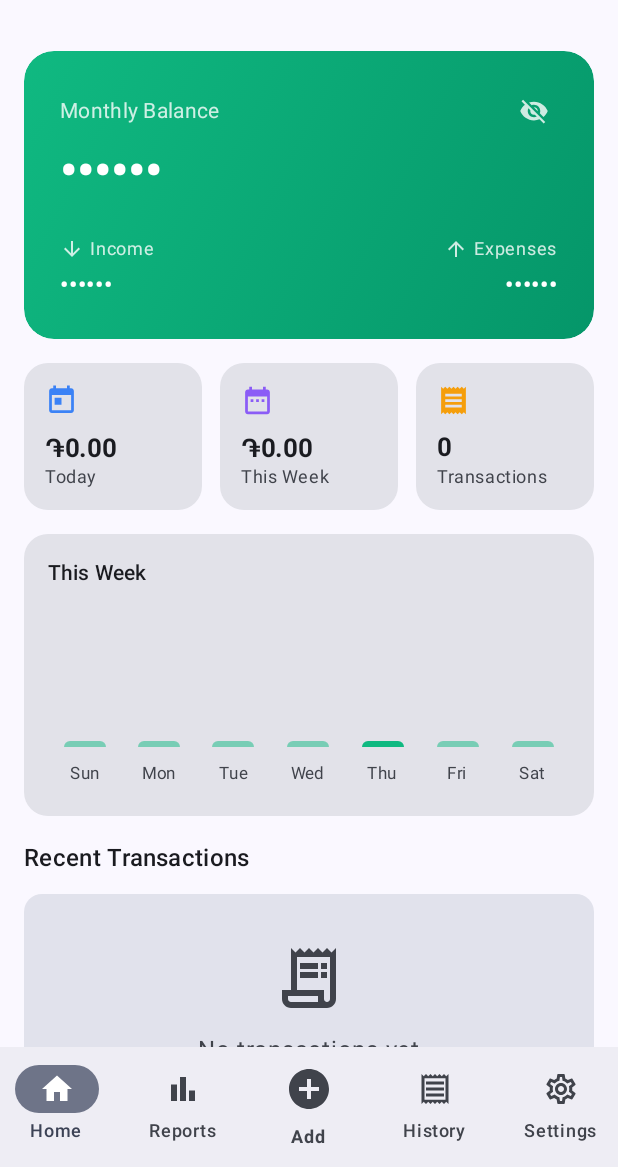
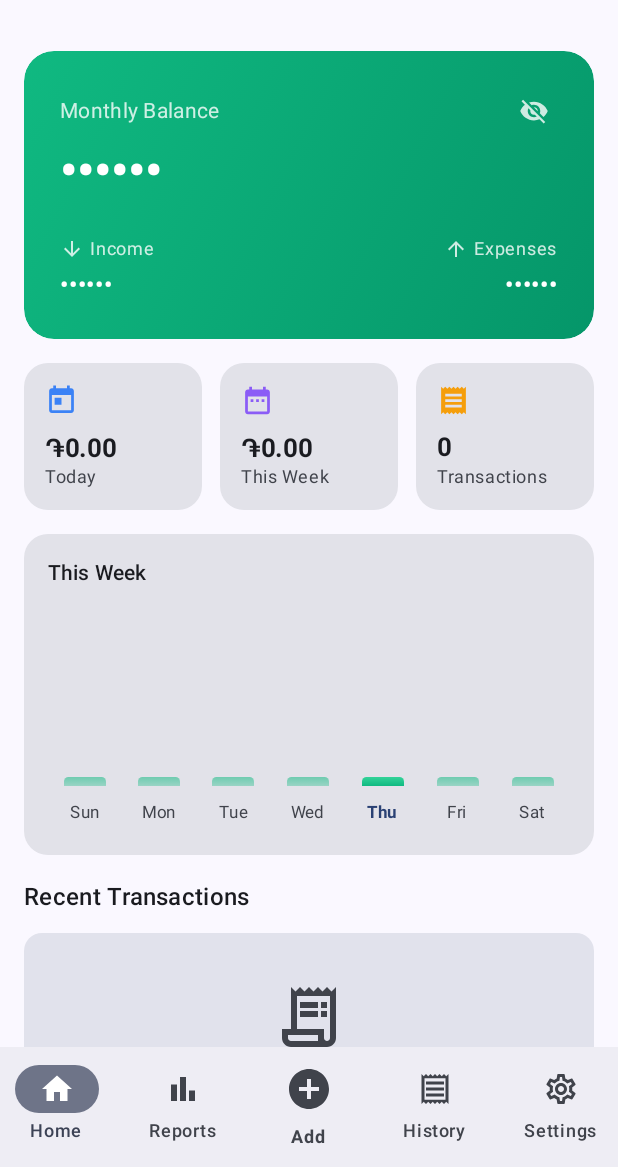
Before and after one commit to hovchik/SmartExpenseTracker, an Android app built with Jetpack Compose: the screen it shows after launch (MainActivity), on a phone screen of 412 x 824 dp, the part 69-1236 px from its top. Run offline under Robolectric (Android 15) with nearby library versions, the phone set to English and light mode, and no system bars.

Commit message:
Fix weekly spending chart bar drawing
- Add fillMaxHeight() to bar columns so they properly fill the
  chart area, allowing bars to grow upward from a shared baseline
- Use weighted Spacer to push bar content to the bottom instead of
  relying on Arrangement.Bottom (which had no effect without
  fillMaxHeight)
- Fix corner radius to never exceed half the bar height, preventing
  misshapen bars for small amounts
- Increase chart height (120dp → 150dp) and max bar height
  (80dp → 100dp) for better visual impact
- Add vertical gradient to bars (green gradient for today, subtle
  fade for other days)
- Highlight today's bar label with bold text and primary color

https://claude.ai/code/session_01KVScXoNYsmmsQxMLk15JwJ

```diff
--- a/app/src/main/java/com/smartexpense/tracker/ui/screens/DashboardScreen.kt
+++ b/app/src/main/java/com/smartexpense/tracker/ui/screens/DashboardScreen.kt
@@ -325,34 +325,49 @@ fun WeeklySpendingChart(data: List<Pair<String, Double>>, currencyCode: String =
     Card(modifier = Modifier.fillMaxWidth(), shape = RoundedCornerShape(16.dp)) {
         Column(modifier = Modifier.padding(16.dp)) {
             Text("This Week", style = MaterialTheme.typography.titleSmall, fontWeight = FontWeight.SemiBold)
-            Spacer(modifier = Modifier.height(16.dp))
+            Spacer(modifier = Modifier.height(12.dp))
             val maxValue = data.maxOfOrNull { it.second } ?: 1.0
             Row(
-                modifier = Modifier.fillMaxWidth().height(120.dp),
-                horizontalArrangement = Arrangement.SpaceEvenly,
-                verticalAlignment = Alignment.Bottom
+                modifier = Modifier.fillMaxWidth().height(150.dp),
+                horizontalArrangement = Arrangement.SpaceEvenly
             ) {
                 data.forEach { (day, amount) ->
+                    val isToday = day == todayLabel
                     Column(
                         horizontalAlignment = Alignment.CenterHorizontally,
-                        verticalArrangement = Arrangement.Bottom,
-                        modifier = Modifier.weight(1f)
+                        modifier = Modifier.weight(1f).fillMaxHeight()
                     ) {
+                        // Push content to the bottom so bars grow upward
+                        Spacer(modifier = Modifier.weight(1f))
                         if (amount > 0) {
-                            Text("$sym${String.format("%.0f", amount)}", fontSize = 9.sp,
-                                color = MaterialTheme.colorScheme.onSurfaceVariant)
+                            Text(
+                                "$sym${String.format("%.0f", amount)}",
+                                fontSize = 9.sp,
+                                color = if (isToday) MaterialTheme.colorScheme.primary
+                                        else MaterialTheme.colorScheme.onSurfaceVariant
+                            )
                             Spacer(modifier = Modifier.height(4.dp))
                         }
-                        val isToday = day == todayLabel
-                        val height = if (maxValue > 0) (amount / maxValue * 80).coerceAtLeast(4.0) else 4.0
+                        val barHeight = if (maxValue > 0) (amount / maxValue * 100).coerceAtLeast(6.0) else 6.0
+                        val cornerDp = kotlin.math.min(6.0, barHeight / 2.0).dp
                         Box(
                             modifier = Modifier
-                                .width(28.dp).height(height.dp)
-                                .clip(RoundedCornerShape(topStart = 6.dp, topEnd = 6.dp))
-                                .background(GreenPrimary.copy(alpha = if (isToday) 1f else 0.5f))
+                                .width(28.dp).height(barHeight.dp)
+                                .clip(RoundedCornerShape(topStart = cornerDp, topEnd = cornerDp))
+                                .background(
+                                    brush = Brush.verticalGradient(
+                                        colors = if (isToday) listOf(GreenLight, GreenPrimary)
+                                                 else listOf(GreenPrimary.copy(alpha = 0.55f), GreenPrimary.copy(alpha = 0.35f))
+                                    )
+                                )
                         )
                         Spacer(modifier = Modifier.height(6.dp))
-                        Text(day, fontSize = 11.sp, color = MaterialTheme.colorScheme.onSurfaceVariant)
+                        Text(
+                            day, fontSize = 11.sp,
+                            fontWeight = if (isToday) FontWeight.Bold else FontWeight.Normal,
+                            color = if (isToday) MaterialTheme.colorScheme.primary
+                                    else MaterialTheme.colorScheme.onSurfaceVariant
+                        )
                     }
                 }
             }
```
